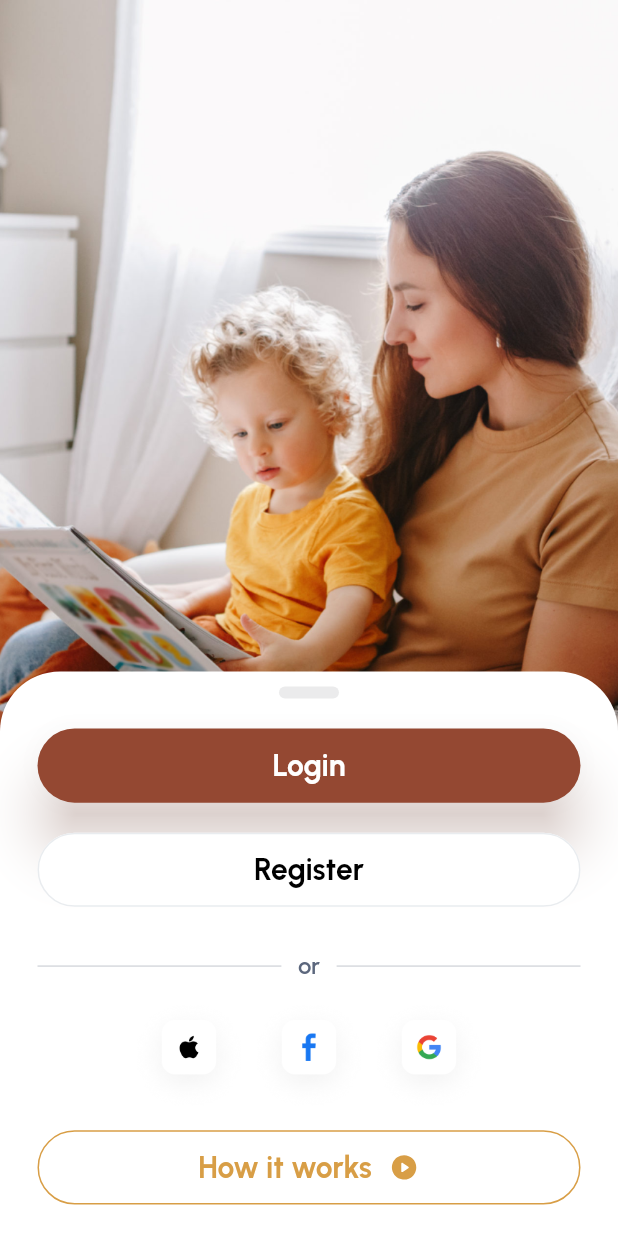
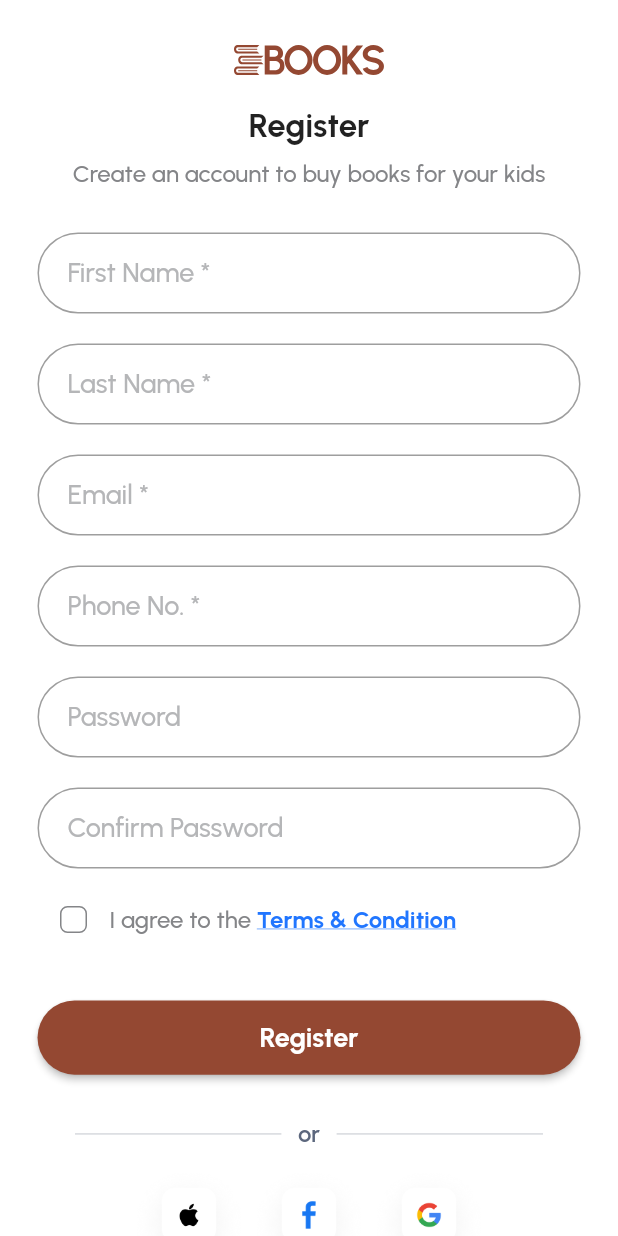
Before and after one commit to starfalltech/book_store_app, a Flutter app: the screen it shows after launch, after a tap on "Register", on a phone screen of 412 x 824 dp. Run offline on Flutter 3.47's test engine with Material 2 defaults, Android fonts, the phone set to English and light mode, and no system bars; our stand-ins replace connectivity_plus, equatable, flutter_bloc, flutter_spinkit, flutter_svg, google_fonts and 2 more.

Commit message:
feat:[YN] add verify and register

```diff
--- a/lib/authentication/presentation/pages/login_page.dart
+++ b/lib/authentication/presentation/pages/login_page.dart
@@ -25,9 +25,8 @@ class _LoginPageState extends State<LoginPage> {
         child: Padding(
           padding: const EdgeInsets.symmetric(horizontal: 25.0),
           child: SingleChildScrollView(
-            physics: const BouncingScrollPhysics(),
             child: SizedBox(
-              height: 100.h,
+              height: 100.h-30,
               child: Form(
                 key: _formKey,
                 child: Column(
--- a/lib/authentication/presentation/pages/register_page.dart
+++ b/lib/authentication/presentation/pages/register_page.dart
@@ -0,0 +1,263 @@
+import 'package:book_store_app/authentication/presentation/pages/verify_page.dart';
+import 'package:flutter/material.dart';
+import 'package:flutter_svg/flutter_svg.dart';
+import 'package:google_fonts/google_fonts.dart';
+import 'package:sizer/sizer.dart';
+
+import '../../../widget/custom_form_widget.dart';
+
+class RegisterPage extends StatefulWidget {
+  const RegisterPage({super.key});
+
+  @override
+  State<RegisterPage> createState() => _RegisterPageState();
+}
+
+class _RegisterPageState extends State<RegisterPage> {
+  final _formKey = GlobalKey<FormState>();
+  final email = TextEditingController();
+  final firstName = TextEditingController();
+  final lastName = TextEditingController();
+  final noPhone = TextEditingController();
+  final password = TextEditingController();
+  final confirmPassword = TextEditingController();
+
+  @override
+  Widget build(BuildContext context) {
+    return Scaffold(
+      body: SafeArea(
+        child: SingleChildScrollView(
+          child: Form(
+            key: _formKey,
+            child: Padding(
+              padding: const EdgeInsets.symmetric(horizontal: 25.0),
+              child: Column(
+                mainAxisSize: MainAxisSize.max,
+                crossAxisAlignment: CrossAxisAlignment.center,
+                children: [
+                  const SizedBox(
+                    height: 30,
+                  ),
+                  SvgPicture.asset("assets/icons/icon_book_brown.svg"),
+                  const SizedBox(
+                    height: 20,
+                  ),
+                  Text(
+                    "Register",
+                    style: GoogleFonts.urbanist(
+                      fontSize: 22,
+                      fontWeight: FontWeight.w700,
+                    ),
+                  ),
+                  const SizedBox(
+                    height: 10,
+                  ),
+                  Text(
+                    "Create an account to buy books for your kids",
+                    style: GoogleFonts.urbanist(
+                      fontSize: 16,
+                      color: const Color(0xff848588),
+                      fontWeight: FontWeight.w500,
+                    ),
+                  ),
+                  const SizedBox(
+                    height: 30,
+                  ),
+                  CustomFormWidget(
+                    controller: firstName,
+                    hint: "First Name *",
+                    obsecure: false,
+                  ),
+                  const SizedBox(
+                    height: 20,
+                  ),
+                  CustomFormWidget(
+                    controller: lastName,
+                    hint: "Last Name *",
+                    obsecure: false,
+                  ),
+                  const SizedBox(
+                    height: 20,
+                  ),
+                  CustomFormWidget(
+                    controller: email,
+                    hint: "Email *",
+                    obsecure: false,
+                    inputType: TextInputType.emailAddress,
+                  ),
+                  const SizedBox(
+                    height: 20,
+                  ),
+                  CustomFormWidget(
+                    controller: noPhone,
+                    hint: "Phone No. *",
+                    obsecure: false,
+                    inputType: TextInputType.phone,
+                  ),
+                  const SizedBox(
+                    height: 20,
+                  ),
+                  CustomFormWidget(
+                    controller: password,
+                    hint: "Password",
+                    obsecure: true,
+                  ),
+                  const SizedBox(
+                    height: 20,
+                  ),
+                  CustomFormWidget(
+                    controller: confirmPassword,
+                    hint: "Confirm Password",
+                    obsecure: true,
+                  ),
+                  const SizedBox(
+                    height: 10,
+                  ),
+                  Row(
+                    children: [
+                      Checkbox(
+                        value: false,
+                        onChanged: (value) {},
+                        side: const BorderSide(
+                          color: Color(0xff848588),
+                          width: 1,
+                        ),
+                        shape: RoundedRectangleBorder(
+                            borderRadius: BorderRadius.circular(5)),
+                      ),
+                      RichText(
+                        text: TextSpan(
+                            text: "I agree to the ",
+                            style: GoogleFonts.urbanist(
+                                fontWeight: FontWeight.w500,
+                                fontSize: 16,
+                                color: const Color(0xff848588)),
+                            children: [
+                              TextSpan(
+                                text: "Terms & Condition",
+                                style: GoogleFonts.urbanist(
+                                  fontWeight: FontWeight.w700,
+                                  fontSize: 16,
+                                  decoration: TextDecoration.underline,
+                                  color: const Color(0xff2176FF),
+                                ),
+                              )
+                            ]),
+                      ),
+                    ],
+                  ),
+                  const SizedBox(
+                    height: 30,
+                  ),
+                  ElevatedButton(
+                    onPressed: () {
+                      if (_formKey.currentState!.validate()) {
+                        final nameEmail = email.text.split("@").first.trim();
+                        final hostEmail = email.text.split("@").last.trim();
+                        List<String> nameEmailSensor=[];
+                        for(int i=1;i<nameEmail.length;i++){
+                          nameEmailSensor.add("*");
+                        }
+                        Navigator.push(
+                          context,
+                          MaterialPageRoute(
+                              builder: (context) => VerifyPage(
+                                    email: "@$hostEmail",
+                                  )),
+                        );
+                      }
+                    },
+                    child: Text(
+                      "Register",
+                      style: GoogleFonts.urbanist(
+                          fontWeight: FontWeight.w700, fontSize: 18),
+                    ),
+                  ),
+                  const SizedBox(
+                    height: 30,
+                  ),
+                  Padding(
+                    padding: const EdgeInsets.symmetric(horizontal: 25.0),
+                    child: Row(
+                      children: [
+                        Expanded(
+                          child: Divider(
+                            thickness: 1,
+                            color: const Color(0xff5C677D).withOpacity(0.25),
+                          ),
+                        ),
+                        const SizedBox(
+                          width: 11,
+                        ),
+                        const Text(
+                          "or",
+                          style: TextStyle(
+                              fontSize: 16,
+                              fontWeight: FontWeight.w600,
+                              color: Color(0xff5C677D)),
+                        ),
+                        const SizedBox(
+                          width: 11,
+                        ),
+                        Expanded(
+                          child: Divider(
+                            thickness: 1,
+                            color: const Color(0xff5C677D).withOpacity(0.25),
+                          ),
+                        ),
+                      ],
+                    ),
+                  ),
+                  const SizedBox(
+                    height: 10,
+                  ),
+                  Row(
+                    mainAxisAlignment: MainAxisAlignment.center,
+                    children: [
+                      Image.asset(
+                        "assets/images/apple_sign.png",
+                        width: 80,
+                        height: 80,
+                      ),
+                      Image.asset(
+                        "assets/images/fb_sign.png",
+                        width: 80,
+                        height: 80,
+                      ),
+                      Image.asset(
+                        "assets/images/google_sign.png",
+                        width: 80,
+                        height: 80,
+                      ),
+                    ],
+                  ),
+                  RichText(
+                    text: TextSpan(
+                        text: "Don’t have an account?",
+                        style: GoogleFonts.urbanist(
+                            fontWeight: FontWeight.w500,
+                            fontSize: 16,
+                            color: const Color(0xff848588)),
+                        children: [
+                          TextSpan(
+                            text: " Sign Up",
+                            style: GoogleFonts.urbanist(
+                              fontWeight: FontWeight.w700,
+                              fontSize: 16,
+                              color: const Color(0xff2176FF),
+                            ),
+                          )
+                        ]),
+                  ),
+                  const SizedBox(
+                    height: 34,
+                  ),
+                ],
+              ),
+            ),
+          ),
+        ),
+      ),
+    );
+  }
+}
--- /dev/null
+++ b/lib/authentication/presentation/pages/verify_page.dart
@@ -0,0 +1,43 @@
+import 'package:flutter/material.dart';
+import 'package:flutter_svg/svg.dart';
+import 'package:google_fonts/google_fonts.dart';
+
+class VerifyPage extends StatelessWidget {
+  final String email;
+  const VerifyPage({super.key, required this.email});
+
+  @override
+  Widget build(BuildContext context) {
+    return Scaffold(
+      body: Column(
+        children: [
+          const SizedBox(
+            height: 30,
+          ),
+          SvgPicture.asset("assets/icons/icon_book_brown.svg"),
+          const SizedBox(
+            height: 20,
+          ),
+          Text(
+            "Verify It’s You",
+            style: GoogleFonts.urbanist(
+              fontSize: 22,
+              fontWeight: FontWeight.w700,
+            ),
+          ),
+          const SizedBox(
+            height: 10,
+          ),
+          Text(
+            "We have sent a verification code to your email\n$email",
+            style: GoogleFonts.urbanist(
+              fontSize: 16,
+              color: const Color(0xff848588),
+              fontWeight: FontWeight.w500,
+            ),
+          ),
+        ],
+      ),
+    );
+  }
+}
--- a/lib/onBoarding/pages/on_boarding_page.dart
+++ b/lib/onBoarding/pages/on_boarding_page.dart
@@ -1,9 +1,9 @@
 import 'package:flutter/material.dart';
 import 'package:flutter_svg/flutter_svg.dart';
 import 'package:google_fonts/google_fonts.dart';
-import 'package:sizer/sizer.dart';
 
 import '../../authentication/presentation/pages/login_page.dart';
+import '../../authentication/presentation/pages/register_page.dart';
 
 class OnBoardingPage extends StatelessWidget {
   const OnBoardingPage({super.key});
@@ -66,7 +66,13 @@ class OnBoardingPage extends StatelessWidget {
                   Padding(
                     padding: const EdgeInsets.symmetric(horizontal: 25.0),
                     child: ElevatedButton(
-                        onPressed: () {},
+                        onPressed: () {
+                          Navigator.of(context).push(
+                            MaterialPageRoute(
+                              builder: (context) => const RegisterPage(),
+                            ),
+                          );
+                        },
                         style: ElevatedButton.styleFrom(
                             backgroundColor: Colors.white,
                             elevation: 0,
@@ -144,7 +150,9 @@ class OnBoardingPage extends StatelessWidget {
                   Padding(
                     padding: const EdgeInsets.symmetric(horizontal: 25.0),
                     child: ElevatedButton(
-                        onPressed: () {},
+                        onPressed: () {
+
+                        },
                         style: ElevatedButton.styleFrom(
                             backgroundColor: Colors.white,
                             elevation: 0,
--- a/lib/widget/custom_form_widget.dart
+++ b/lib/widget/custom_form_widget.dart
@@ -5,15 +5,17 @@ class CustomFormWidget extends StatelessWidget {
   final String? hint;
   final TextEditingController? controller;
   final bool obsecure;
+  final TextInputType?inputType;
 
   const CustomFormWidget(
-      {super.key, this.hint, this.controller, required this.obsecure});
+      {super.key, this.hint, this.controller, required this.obsecure, this.inputType});
 
   @override
   Widget build(BuildContext context) {
     return TextFormField(
       controller: controller,
       obscureText: obsecure,
+      keyboardType: inputType,
       validator: (value) {
         if (value == null || value.isEmpty) {
           return 'Please enter some text';
```
